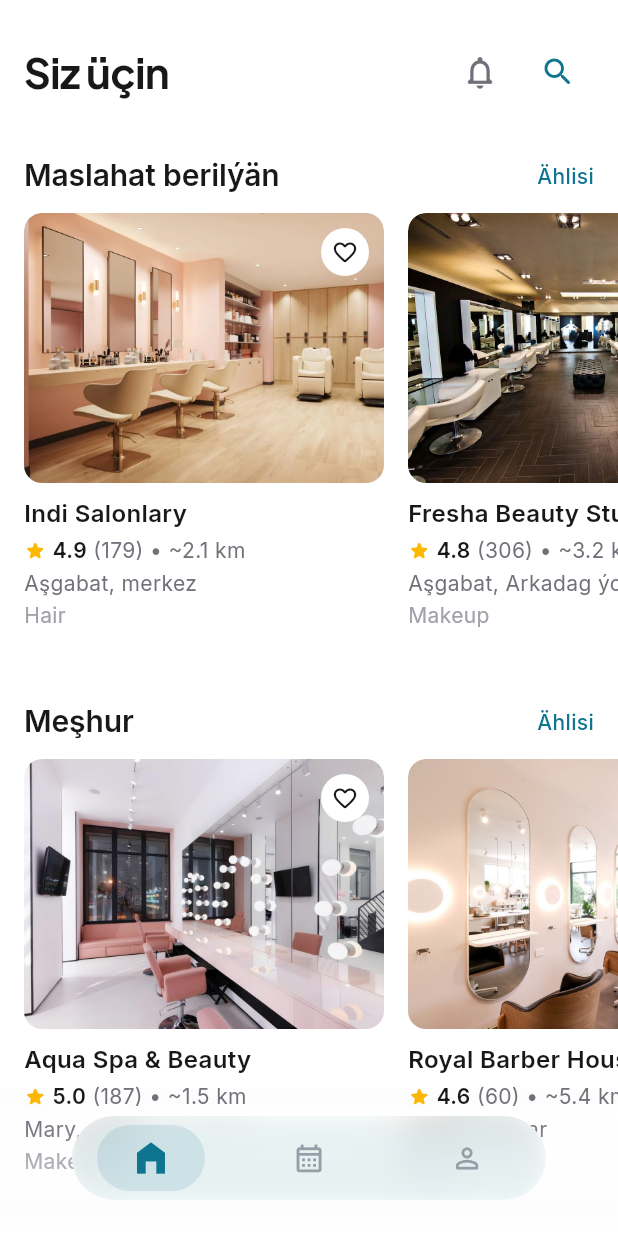
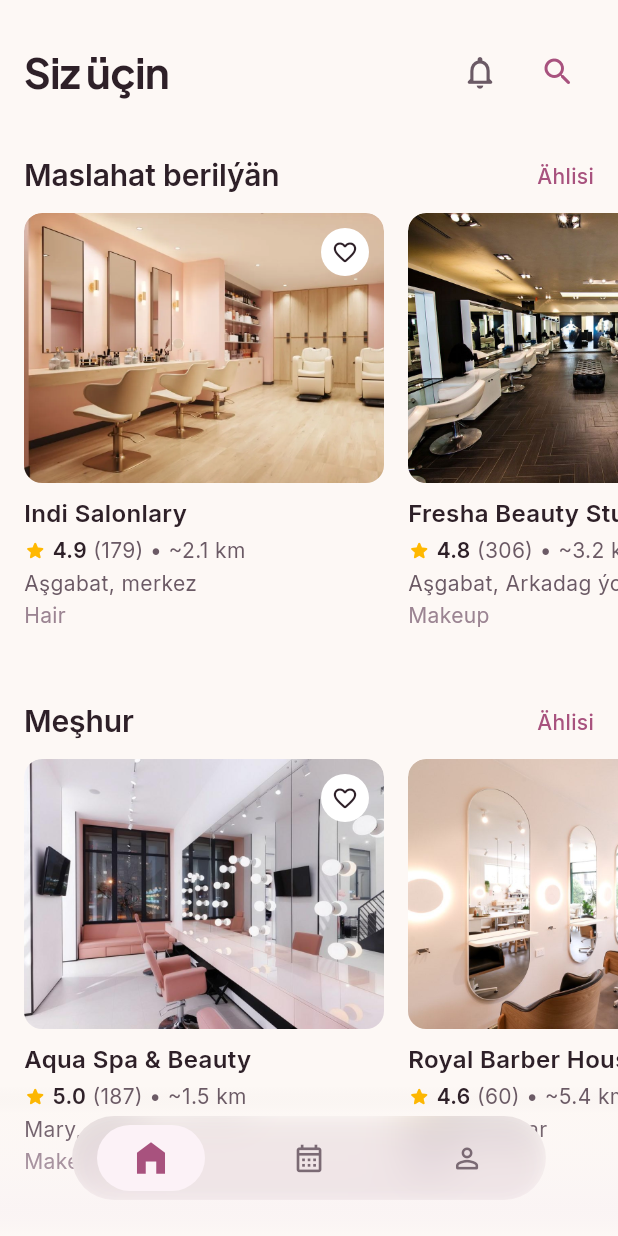
Before and after one commit to pllp070809-max/Parla, a Flutter app: the screen it shows after launch, on a phone screen of 412 x 824 dp. Run offline on Flutter 3.47's test engine with Material 3 defaults, Android fonts, the phone set to English and light mode, and no system bars; our stand-ins replace flutter_riverpod, google_fonts, share_plus, shared_preferences.

Commit message:
1 color uytgedilen

```diff
--- /dev/null
+++ b/parla_app/lib/app_colors.dart
@@ -0,0 +1,73 @@
+import 'package:flutter/material.dart';
+
+class AppColors {
+  // ── Brand ──────────────────────────────────────────────────
+  static const Color kPrimary        = Color(0xFFA8527E);
+  static const Color kSecondary      = Color(0xFF8E3D66);
+  static const Color kAccentLight    = Color(0xFFBF6D95);
+  static const Color kPrimarySoft    = Color(0xFFFCF2F7);
+  static const Color kStickerOutline = Color(0xFFF5DDE9);
+
+  // ── Buttonlar ──────────────────────────────────────────────
+  static const Color kDarkButton = Color(0xFF1A1018);
+
+  // ── Tekst ──────────────────────────────────────────────────
+  static const Color kTextPrimary   = Color(0xFF2E2028);
+  static const Color kTextSecondary = Color(0xFF6B5A65);
+  static const Color kTextTertiary  = Color(0xFF9B8492);
+
+  // ── Fon / Surface ──────────────────────────────────────────
+  static const Color kScaffoldBg = Color(0xFFFDF8F5);
+  static const Color kCardBg     = Color(0xFFFFFFFF);
+  static const Color kSurfaceBg  = Color(0xFFF5EDF3);
+
+  // ── Border / Divider ───────────────────────────────────────
+  static const Color kBorder       = Color(0xFFE8D9E3);
+  static const Color kBorderMedium = Color(0xFFC4AEBA);
+  static const Color kDivider      = Color(0xFFF5EDF3);
+
+  // ── Ýörite elementler ──────────────────────────────────────
+  static const Color kStar      = Color(0xFFFFB800);
+  static const Color kTeamStar  = Color(0xFFFFCC00);
+  static const Color kTeamSeeAll = Color(0xFF6F5CC2);
+
+  // ── Chip reňkleri ──────────────────────────────────────────
+  static const Color kChipLavenderBg = Color(0xFFF2EDFF);
+  static const Color kChipLavenderFg = Color(0xFF6F5CC2);
+  static const Color kChipMintBg     = Color(0xFFEEF8ED);
+  static const Color kChipMintFg     = Color(0xFF4A9447);
+
+  // ── Semantic ───────────────────────────────────────────────
+  static const Color kError   = Color(0xFFC93B52);
+  static const Color kSuccess = Color(0xFF4A9447);
+
+  // ── Shadows ────────────────────────────────────────────────
+  static List<BoxShadow> get kShadowSm => [
+    const BoxShadow(color: Color(0x081A1018), blurRadius: 5, offset: Offset(0, 1)),
+  ];
+
+  static List<BoxShadow> get kShadowUpMd => [
+    const BoxShadow(color: Color(0x0B1A1018), blurRadius: 10, offset: Offset(0, -4)),
+  ];
+
+  static List<BoxShadow> get kShadowDownSm => [
+    const BoxShadow(color: Color(0x0A1A1018), blurRadius: 8, offset: Offset(0, 4)),
+  ];
+
+  static List<BoxShadow> get kShadowMd => [
+    const BoxShadow(color: Color(0x0B1A1018), blurRadius: 10, offset: Offset(0, 3)),
+  ];
+
+  static List<BoxShadow> get kShadowPill => [
+    const BoxShadow(color: Color(0x0F1A1018), blurRadius: 10, offset: Offset(0, 4)),
+  ];
+
+  static List<BoxShadow> get kShadowLg => [
+    const BoxShadow(color: Color(0x0F1A1018), blurRadius: 16, offset: Offset(0, 6)),
+  ];
+
+  static List<BoxShadow> get kStickerShadow => [
+    const BoxShadow(color: Color(0x10A8527E), blurRadius: 16, offset: Offset(0, 5)),
+    const BoxShadow(color: Color(0x081A1018), blurRadius: 6, offset: Offset(0, 1)),
+  ];
+}
--- a/parla_app/lib/app_text_styles.dart
+++ b/parla_app/lib/app_text_styles.dart
@@ -27,7 +27,7 @@ class AppTextStyles {
     fontSize: 14,
     fontWeight: FontWeight.w500,
     height: 1.35,
-    color: const Color(0xFF0E7490),
+    color: kPrimary,
   );
 
   static final TextStyle cardTitle = GoogleFonts.inter(
--- a/parla_app/lib/screens/home_screen.dart
+++ b/parla_app/lib/screens/home_screen.dart
@@ -8,6 +8,7 @@ import '../app_radius.dart';
 import '../app_sizes.dart';
 import '../app_spacing.dart';
 import '../app_text_styles.dart';
+import '../app_colors.dart';
 import '../theme.dart';
 import '../utils/salon_images.dart';
 import '../widgets/shared_widgets.dart';
@@ -89,7 +90,7 @@ class HomeScreen extends ConsumerWidget {
                               icon: const Icon(
                                 Icons.search_rounded,
                                 size: 24,
-                                color: Color(0xFF0E7490),
+                                color: AppColors.kPrimary,
                               ),
                             ),
                           ],
@@ -270,7 +271,7 @@ class HomeScreen extends ConsumerWidget {
                   child: Row(
                     children: [
                       const Icon(Icons.calendar_month_rounded,
-                          color: Color(0xFF0E7490), size: 28),
+                          color: AppColors.kPrimary, size: 28),
                       const SizedBox(width: 14),
                       Expanded(
                         child: Column(
@@ -292,12 +293,12 @@ class HomeScreen extends ConsumerWidget {
                             Text(
                               dateStr,
                               style: AppTextStyles.cardMeta.copyWith(
-                                  color: const Color(0xFF0E7490), fontWeight: FontWeight.w600),
+                                  color: AppColors.kPrimary, fontWeight: FontWeight.w600),
                             ),
                           ],
                         ),
                       ),
-                      const Icon(Icons.arrow_forward_rounded, color: Color(0xFF0E7490), size: 20),
+                      const Icon(Icons.arrow_forward_rounded, color: AppColors.kPrimary, size: 20),
                     ],
                   ),
                 ),
--- a/parla_app/lib/theme.dart
+++ b/parla_app/lib/theme.dart
@@ -1,101 +1,44 @@
 import 'package:flutter/material.dart';
 import 'package:google_fonts/google_fonts.dart';
 
+import 'app_colors.dart';
 import 'app_radius.dart';
 import 'app_spacing.dart';
 
 const String kFontDisplay = 'Plus Jakarta Sans';
 const String kFontBody = 'Inter';
 
-const Color _buttonPrimaryColor = Color(0xFF0E7490);
+// ── Re-exports (gaýry faýllaryň importy bozulmasyn) ──
+const Color kPrimary        = AppColors.kPrimary;
+const Color kPrimarySoft    = AppColors.kPrimarySoft;
+const Color kSecondary      = AppColors.kSecondary;
+const Color kAccentLight    = AppColors.kAccentLight;
+const Color kStickerOutline = AppColors.kStickerOutline;
+const Color kScaffoldBg     = AppColors.kScaffoldBg;
+const Color kSurfaceBg      = AppColors.kSurfaceBg;
+const Color kCardBg         = AppColors.kCardBg;
+const Color kError          = AppColors.kError;
+const Color kSuccess        = AppColors.kSuccess;
+const Color kStar           = AppColors.kStar;
+const Color kTeamSeeAll     = AppColors.kTeamSeeAll;
+const Color kTeamRoleText   = AppColors.kTextTertiary;
+const Color kTeamStar       = AppColors.kTeamStar;
+const Color kTextPrimary    = AppColors.kTextPrimary;
+const Color kTextSecondary  = AppColors.kTextSecondary;
+const Color kTextTertiary   = AppColors.kTextTertiary;
+const Color kBorder         = AppColors.kBorder;
+const Color kBorderMedium   = AppColors.kBorderMedium;
 
-// ── Colors (Fresha style, cyan variant) ──
-const Color kPrimary = Color(0xFF00ACC1);       // Fresha #7C40F6 → cyan
-const Color kPrimarySoft = Color(0xFFE8F8FA); // saýlanan kartlar üçin ýeňil cyan fon
-const Color kSecondary = Color(0xFF0097A7);      // goýuraq cyan
-const Color kAccentLight = Color(0xFF26C6DA);    // açyk cyan
-const Color kScaffoldBg = Color(0xFFFFFFFF);     // Fresha: ak fon
-const Color kSurfaceBg = Color(0xFFFAFAFA);      // Fresha: çeýe fon
-const Color kCardBg = Color(0xFFFFFFFF);         // karta fony
-const Color kError = Color(0xFFE53935);
-const Color kSuccess = Color(0xFF43A047);
-const Color kStar = Color(0xFFFFB800);           // Fresha: reýting ýyldyzy
-const Color kTeamSeeAll = Color(0xFF7B61FF);
-const Color kTeamRoleText = Color(0xFF8E8E93);
-const Color kTeamStar = Color(0xFFFFCC00);
-const Color kTextPrimary = Color(0xFF18181B);    // Fresha: esasy tekst
-const Color kTextSecondary = Color(0xFF71717A);   // Fresha: ikinji tekst
-const Color kTextTertiary = Color(0xFFA1A1AA);    // Fresha: üçünji tekst
-const Color kBorder = Color(0xFFE5E7EB);          // Fresha: gyra/border
-const Color kBorderMedium = Color(0xFFBDBDBD);     // Fresha: orta gyra
+// ── Shadows (re-exports) ──
+List<BoxShadow> get kShadowSm      => AppColors.kShadowSm;
+List<BoxShadow> get kShadowUpMd    => AppColors.kShadowUpMd;
+List<BoxShadow> get kShadowDownSm  => AppColors.kShadowDownSm;
+List<BoxShadow> get kShadowMd      => AppColors.kShadowMd;
+List<BoxShadow> get kShadowPill    => AppColors.kShadowPill;
+List<BoxShadow> get kShadowLg      => AppColors.kShadowLg;
+List<BoxShadow> get kStickerShadow => AppColors.kStickerShadow;
 
-// ── Shadows ──
-List<BoxShadow> kShadowSm = [
-  BoxShadow(
-    color: Colors.black.withValues(alpha: 0.03),
-    blurRadius: 5,
-    offset: const Offset(0, 1),
-  ),
-];
-
-// Fresha stili: aşak panel / ýokarky panel köleleri.
-List<BoxShadow> kShadowUpMd = [
-  BoxShadow(
-    color: Colors.black.withValues(alpha: 0.045),
-    blurRadius: 10,
-    offset: const Offset(0, -4),
-  ),
-];
-
-List<BoxShadow> kShadowDownSm = [
-  BoxShadow(
-    color: Colors.black.withValues(alpha: 0.04),
-    blurRadius: 8,
-    offset: const Offset(0, 4),
-  ),
-];
-
-List<BoxShadow> kShadowMd = [
-  BoxShadow(
-    color: Colors.black.withValues(alpha: 0.045),
-    blurRadius: 10,
-    offset: const Offset(0, 3),
-  ),
-];
-
-List<BoxShadow> kShadowPill = [
-  BoxShadow(
-    color: Colors.black.withValues(alpha: 0.06),
-    blurRadius: 10,
-    offset: const Offset(0, 4),
-  ),
-];
-
-List<BoxShadow> kShadowLg = [
-  BoxShadow(
-    color: Colors.black.withValues(alpha: 0.06),
-    blurRadius: 16,
-    offset: const Offset(0, 6),
-  ),
-];
-
-// ── Stiker-stil tokens ──
-// Subtle cyan-tinted border for sticker cards (matches kPrimary family)
-const Color kStickerOutline = Color(0xFFD9F2F5);
-
-// Two-layer shadow: faint cyan tint + soft black — gives depth without heaviness
-List<BoxShadow> kStickerShadow = [
-  BoxShadow(
-    color: Color(0x1000ACC1), // kPrimary ~6%
-    blurRadius: 16,
-    offset: Offset(0, 5),
-  ),
-  BoxShadow(
-    color: Color(0x08000000), // black ~3%
-    blurRadius: 6,
-    offset: Offset(0, 1),
-  ),
-];
+const Color _buttonPrimaryColor = AppColors.kPrimary;
 
 BoxDecoration kStickerCardDecoration({double radius = AppRadius.m}) => BoxDecoration(
       color: kCardBg,
--- a/parla_app/lib/widgets/bottom_nav.dart
+++ b/parla_app/lib/widgets/bottom_nav.dart
@@ -1,5 +1,6 @@
 import 'dart:ui';
 import 'package:flutter/material.dart';
+import '../app_colors.dart';
 import 'package:flutter_riverpod/flutter_riverpod.dart';
 import '../providers/providers.dart';
 import '../screens/home_screen.dart';
@@ -8,9 +9,9 @@ import '../screens/profile_screen.dart';
 import '../app_spacing.dart';
 import '../theme.dart';
 
-const _navSelectedColor = Color(0xFF0E7490);
-const _navSelectedPillColor = Color(0x1F0E7490);
-const _navUnselectedColor = Color(0xFF8A949E);
+const _navSelectedColor     = AppColors.kPrimary;
+const _navSelectedPillColor = AppColors.kPrimarySoft;
+const _navUnselectedColor   = AppColors.kTextSecondary;
 
 /// Icon-only bottom bar; saýlananda M3 ýaly pill indikator we primary reňk.
 class BottomNavShell extends ConsumerWidget {
--- a/parla_app/lib/widgets/service_catalog_section.dart
+++ b/parla_app/lib/widgets/service_catalog_section.dart
@@ -1,5 +1,6 @@
 import 'package:flutter/material.dart';
 
+import '../app_colors.dart';
 import '../app_radius.dart';
 import '../app_spacing.dart';
 import '../models/salon.dart';
@@ -347,8 +348,8 @@ class _ServiceCatalogRow extends StatelessWidget {
   }
 }
 
-const kDetailDivider = Color(0xFFF0F1F5);
-const _kDetailMeta = Color(0xFF8D8D98);
+const kDetailDivider = AppColors.kDivider;
+const _kDetailMeta   = AppColors.kTextTertiary;
 
 const List<String> _categoryKeyOrder = [
   'haircut',
```
Also changed, not shown: parla_app/lib/screens/salon_detail_screen.dart (+7 -7 lines), parla_app/lib/widgets/bottom_action_bar.dart (+4 -3 lines).
